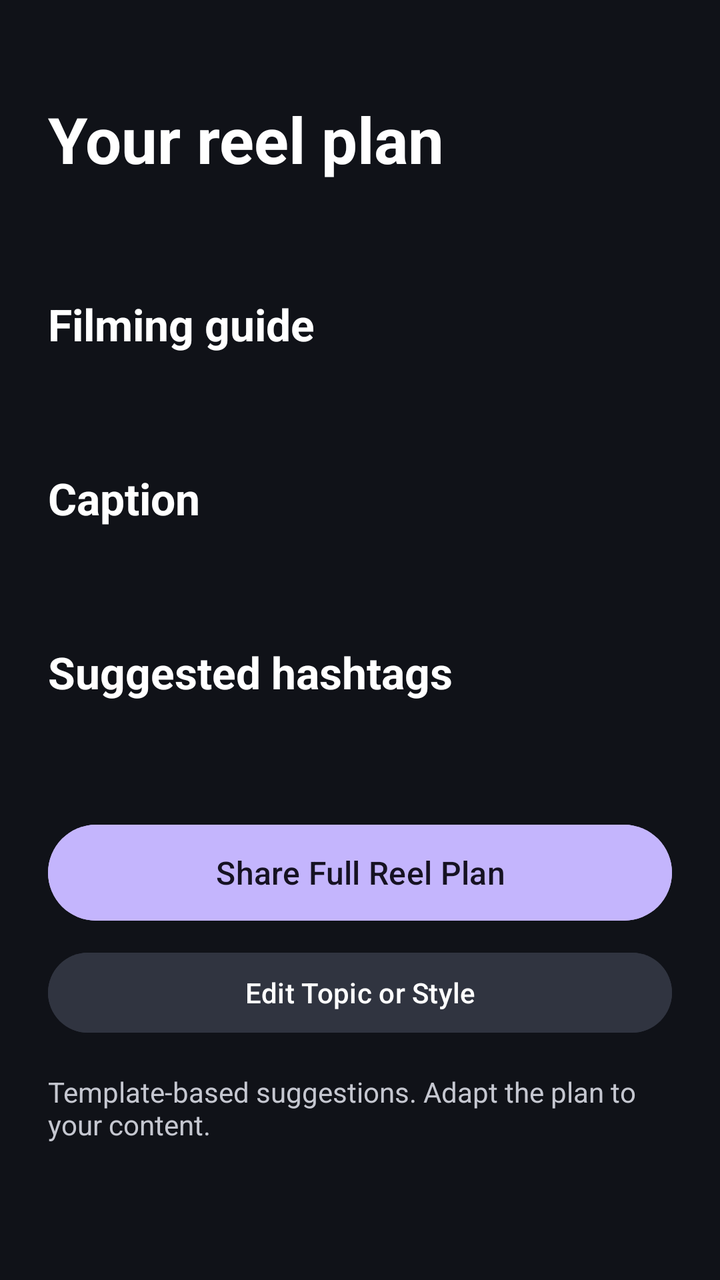
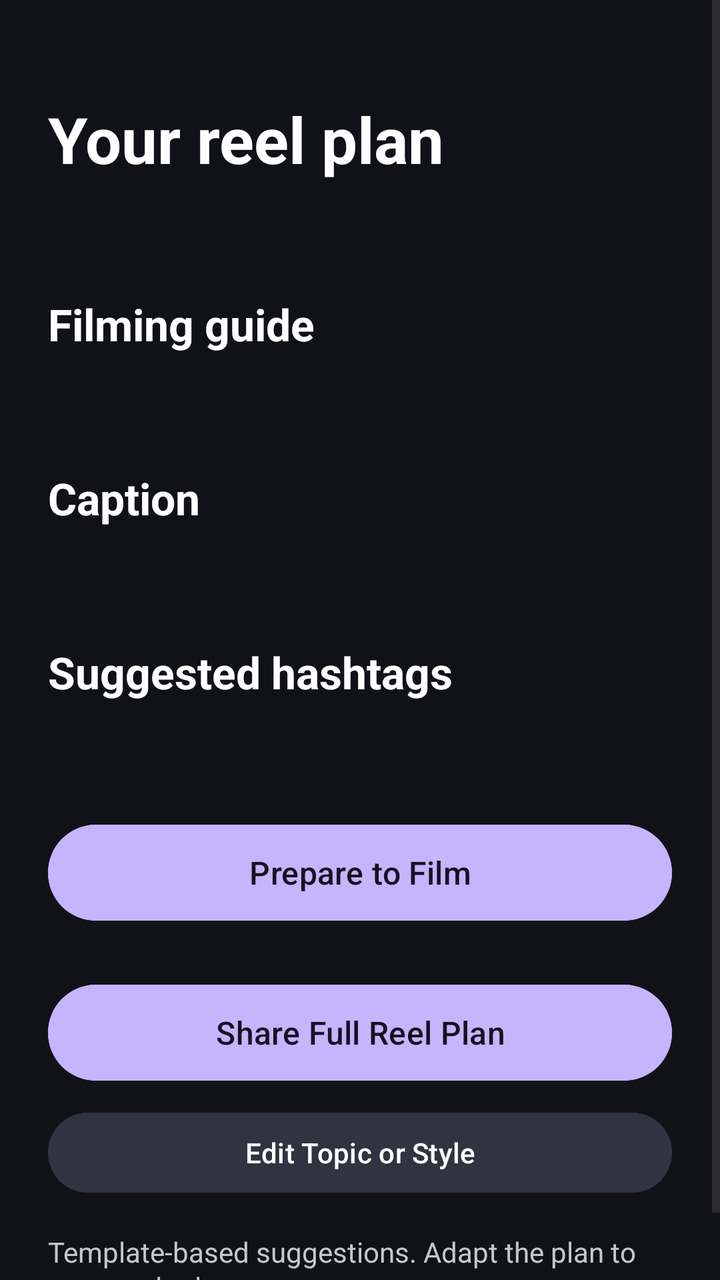

Compare the two renders of this Android layout. The source of the first and the diff that turns it into the second are given below.
<!-- AndroidManifest.xml: application theme Theme.Reely -->
<!-- res/layout/activity_result.xml -->
<?xml version="1.0" encoding="utf-8"?>
<ScrollView xmlns:android="http://schemas.android.com/apk/res/android"
    android:id="@+id/resultRoot"
    android:layout_width="match_parent"
    android:layout_height="match_parent"
    android:background="#101218"
    android:fillViewport="true">

    <LinearLayout
        android:layout_width="match_parent"
        android:layout_height="wrap_content"
        android:orientation="vertical"
        android:padding="24dp">

        <TextView
            android:layout_width="match_parent"
            android:layout_height="wrap_content"
            android:layout_marginTop="24dp"
            android:text="Your reel plan"
            android:textColor="#FFFFFF"
            android:textSize="32sp"
            android:textStyle="bold" />

        <TextView
            android:id="@+id/tvSummary"
            android:layout_width="match_parent"
            android:layout_height="wrap_content"
            android:layout_marginTop="8dp"
            android:textColor="#C4B5FD"
            android:textSize="18sp" />

        <TextView
            android:layout_width="match_parent"
            android:layout_height="wrap_content"
            android:layout_marginTop="24dp"
            android:text="Filming guide"
            android:textColor="#FFFFFF"
            android:textSize="22sp"
            android:textStyle="bold" />

        <TextView
            android:id="@+id/tvGuide"
            android:layout_width="match_parent"
            android:layout_height="wrap_content"
            android:layout_marginTop="12dp"
            android:lineSpacingExtra="5dp"
            android:textColor="#C5C7D0"
            android:textIsSelectable="true"
            android:textSize="16sp" />

        <TextView
            android:layout_width="match_parent"
            android:layout_height="wrap_content"
            android:layout_marginTop="24dp"
            android:text="Caption"
            android:textColor="#FFFFFF"
            android:textSize="22sp"
            android:textStyle="bold" />

        <TextView
            android:id="@+id/tvCaption"
            android:layout_width="match_parent"
            android:layout_height="wrap_content"
            android:layout_marginTop="12dp"
            android:lineSpacingExtra="4dp"
            android:textColor="#C5C7D0"
            android:textIsSelectable="true"
            android:textSize="16sp" />

        <TextView
            android:layout_width="match_parent"
            android:layout_height="wrap_content"
            android:layout_marginTop="24dp"
            android:text="Suggested hashtags"
            android:textColor="#FFFFFF"
            android:textSize="22sp"
            android:textStyle="bold" />

        <TextView
            android:id="@+id/tvHashtags"
            android:layout_width="match_parent"
            android:layout_height="wrap_content"
            android:layout_marginTop="12dp"
            android:textColor="#C4B5FD"
            android:textIsSelectable="true"
            android:textSize="16sp" />

        <Button
            android:id="@+id/btnShare"
            android:layout_width="match_parent"
            android:layout_height="wrap_content"
            android:layout_marginTop="24dp"
            android:minHeight="56dp"
            android:backgroundTint="#C4B5FD"
            android:text="Share Full Reel Plan"
            android:textAllCaps="false"
            android:textColor="#161222"
            android:textSize="16sp" />

        <Button
            android:id="@+id/btnEdit"
            android:layout_width="match_parent"
            android:layout_height="wrap_content"
            android:layout_marginTop="8dp"
            android:minHeight="48dp"
            android:backgroundTint="#303440"
            android:text="Edit Topic or Style"
            android:textAllCaps="false"
            android:textColor="#FFFFFF" />

        <TextView
            android:layout_width="match_parent"
            android:layout_height="wrap_content"
            android:layout_marginTop="16dp"
            android:text="Template-based suggestions. Adapt the plan to your content."
            android:textColor="#C5C7D0"
            android:textSize="14sp" />

    </LinearLayout>
</ScrollView>
<!-- resources referenced by this layout -->
<resources>
  <style name="Theme.Reely" parent="Base.Theme.Reely" />
  <style name="Base.Theme.Reely" parent="Theme.Material3.DayNight.NoActionBar">
          
          
      </style>
</resources>

<!-- the commit's change to res/layout/activity_result.xml (unified diff, before → after) -->
@@ -86,6 +86,18 @@
             android:textSize="16sp" />
 
         <Button
+            android:id="@+id/btnOpenFilmingAssistant"
+            android:layout_width="match_parent"
+            android:layout_height="wrap_content"
+            android:layout_marginTop="24dp"
+            android:minHeight="56dp"
+            android:backgroundTint="#C4B5FD"
+            android:text="Prepare to Film"
+            android:textAllCaps="false"
+            android:textColor="#161222"
+            android:textSize="16sp" />
+
+        <Button
             android:id="@+id/btnShare"
             android:layout_width="match_parent"
             android:layout_height="wrap_content"
